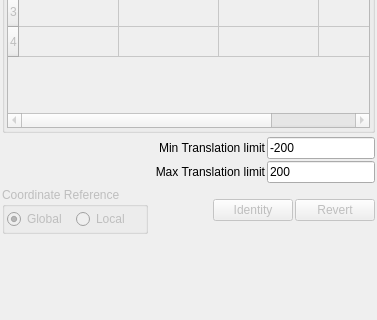
The window that Base/GUIQT/Resources/UI/qSlicerModuleTransform.ui (jcfr/Slicer3) describes before a commit, drawn with Qt 5; both pictures show x 0 to 377 and y 112 to 432 of the 377 by 588 pixel window.
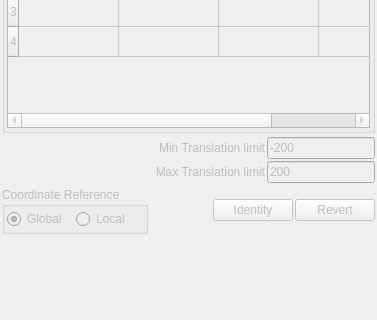
The same window after the commit. Custom widgets are drawn as their Qt base class.

Commit message: BUG: QtSlicer - TransformsModule - Both min/max translation limit labels and inputs are now enabled/disabled appropriately

What changed in the file:
```diff
--- a/Base/GUIQT/Resources/UI/qSlicerModuleTransform.ui
+++ b/Base/GUIQT/Resources/UI/qSlicerModuleTransform.ui
@@ -165,6 +165,9 @@
       <layout class="QGridLayout" name="gridLayout">
        <item row="0" column="0">
         <widget class="QLabel" name="MinTranslationLimitLabel">
+         <property name="enabled">
+          <bool>false</bool>
+         </property>
          <property name="sizePolicy">
           <sizepolicy hsizetype="Expanding" vsizetype="Preferred">
            <horstretch>0</horstretch>
@@ -181,6 +184,9 @@
        </item>
        <item row="0" column="1">
         <widget class="qCTKNumericInput" name="MinTranslationLimitInput">
+         <property name="enabled">
+          <bool>false</bool>
+         </property>
          <property name="text">
           <string>-200</string>
          </property>
@@ -191,6 +197,9 @@
        </item>
        <item row="1" column="0">
         <widget class="QLabel" name="MaxTranslationLimitLabel">
+         <property name="enabled">
+          <bool>false</bool>
+         </property>
          <property name="sizePolicy">
           <sizepolicy hsizetype="Expanding" vsizetype="Preferred">
            <horstretch>0</horstretch>
@@ -207,6 +216,9 @@
        </item>
        <item row="1" column="1">
         <widget class="qCTKNumericInput" name="MaxTranslationLimitInput">
+         <property name="enabled">
+          <bool>false</bool>
+         </property>
          <property name="text">
           <string>200</string>
          </property>
```
Left out of the diff: 4 changed lines with no effect on the pictures. The commit also changes 1 other file.
